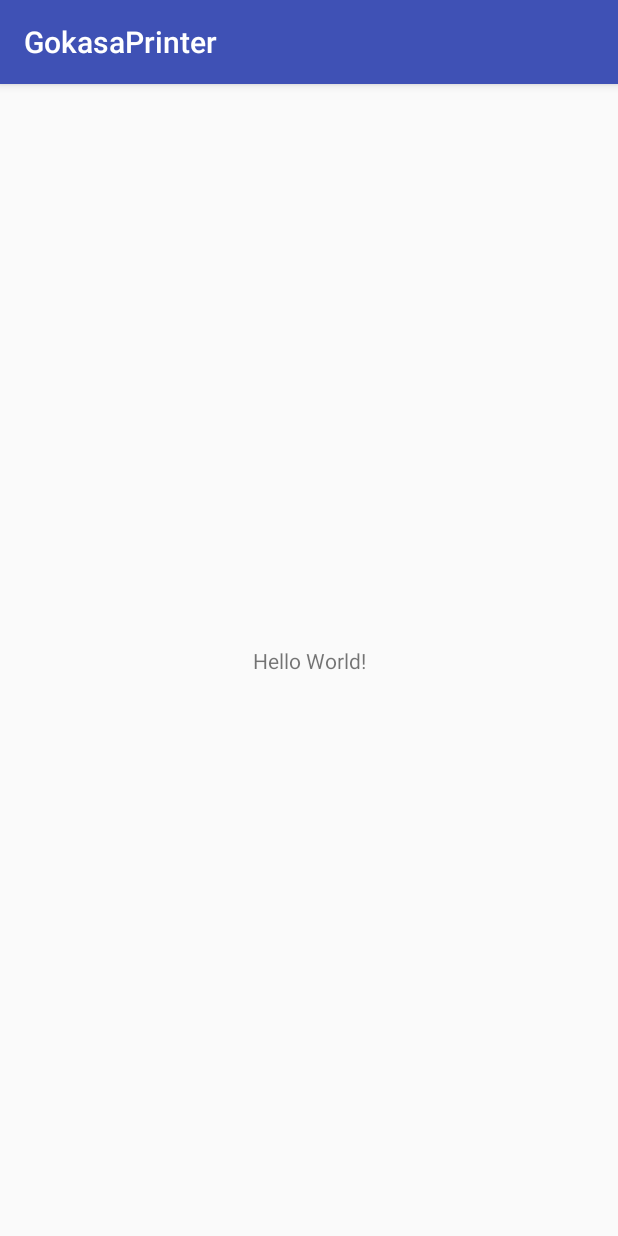
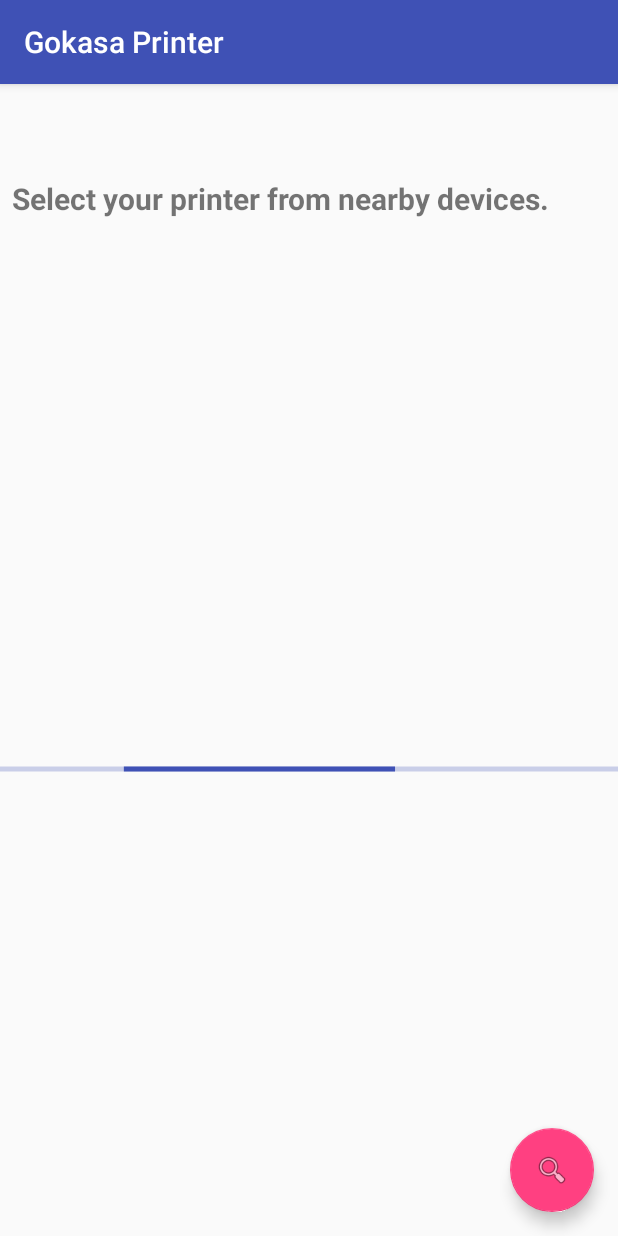
Before and after one commit to phamtdat/gokasa-printer, an Android app: the screen it shows after launch (MainActivity), on a phone screen of 412 x 824 dp. Run offline under Robolectric (Android 15) with nearby library versions, the phone set to English and light mode, and no system bars.

Commit message:
Added first UI sketch with mock scan

```diff
--- a/android/GokasaPrinter/app/build.gradle
+++ b/android/GokasaPrinter/app/build.gradle
@@ -8,7 +8,7 @@
     compileSdkVersion 27
     defaultConfig {
         applicationId "cz.gokasa.gokasaprinter"
-        minSdkVersion 26
+        minSdkVersion 21
         targetSdkVersion 27
         versionCode 1
         versionName "1.0"
@@ -26,8 +26,12 @@
     implementation fileTree(dir: 'libs', include: ['*.jar'])
     implementation"org.jetbrains.kotlin:kotlin-stdlib-jre7:$kotlin_version"
     implementation 'com.android.support:appcompat-v7:27.1.1'
+    implementation 'com.android.support:design:27.1.1'
     implementation 'com.android.support.constraint:constraint-layout:1.1.2'
     testImplementation 'junit:junit:4.12'
     androidTestImplementation 'com.android.support.test:runner:1.0.2'
     androidTestImplementation 'com.android.support.test.espresso:espresso-core:3.0.2'
+
+    implementation 'com.android.support:recyclerview-v7:27.1.1'
+    implementation 'com.android.support:cardview-v7:27.1.1'
 }
--- a/android/GokasaPrinter/app/src/main/AndroidManifest.xml
+++ b/android/GokasaPrinter/app/src/main/AndroidManifest.xml
@@ -1,6 +1,10 @@
 <?xml version="1.0" encoding="utf-8"?>
 <manifest xmlns:android="http://schemas.android.com/apk/res/android"
     package="cz.gokasa.gokasaprinter">
+
+    <uses-permission android:name="android.permission.BLUETOOTH" />
+    <uses-permission android:name="android.permission.BLUETOOTH_ADMIN" />
+    <uses-permission android:name="android.permission.ACCESS_COARSE_LOCATION" />
 
     <application
         android:allowBackup="true"
--- a/android/GokasaPrinter/app/src/main/java/cz/gokasa/gokasaprinter/MainActivity.kt
+++ b/android/GokasaPrinter/app/src/main/java/cz/gokasa/gokasaprinter/MainActivity.kt
@@ -2,11 +2,70 @@
 
 import android.support.v7.app.AppCompatActivity
 import android.os.Bundle
+import android.support.design.widget.FloatingActionButton
+import android.support.v7.widget.LinearLayoutManager
+import android.support.v7.widget.RecyclerView
+import android.util.Log
+import android.view.View
+import android.widget.ProgressBar
+import cz.gokasa.gokasaprinter.support.BluetoothDeviceListAdapter
+import cz.gokasa.gokasaprinter.support.ScanForDevicesTaskFragment
+import cz.gokasa.gokasaprinter.support.ScanForDevicesTaskFragment.DevicesScanListener
+import cz.gokasa.gokasaprinter.support.TestAdapter
 
-class MainActivity : AppCompatActivity() {
+class MainActivity : AppCompatActivity(), DevicesScanListener {
+
+    private var recyclerView: RecyclerView? = null
+    //private var adapter: BluetoothDeviceListAdapter = BluetoothDeviceListAdapter()
+    private var adapter: TestAdapter = TestAdapter()
+    private var progressBar: ProgressBar? = null
+    private var scanButton: FloatingActionButton? = null
+
+    private val TAG_SCAN_TASK_FRAGMENT = "scan_task_fragment"
+    private var scanTaskFragment: ScanForDevicesTaskFragment? = null
 
     override fun onCreate(savedInstanceState: Bundle?) {
         super.onCreate(savedInstanceState)
         setContentView(R.layout.activity_main)
+
+        scanTaskFragment = supportFragmentManager
+                .findFragmentByTag(TAG_SCAN_TASK_FRAGMENT) as? ScanForDevicesTaskFragment
+
+        if (scanTaskFragment == null) {
+            scanTaskFragment = ScanForDevicesTaskFragment()
+            supportFragmentManager.beginTransaction()
+                    .add(scanTaskFragment, TAG_SCAN_TASK_FRAGMENT).commit()
+        }
+
+        progressBar = findViewById(R.id.pb_scan_progress)
+        if(scanTaskFragment!!.taskIsRunning) {
+            progressBar?.visibility = View.VISIBLE
+        } else {
+            progressBar?.visibility = View.INVISIBLE
+        }
+
+        recyclerView = findViewById(R.id.bt_devices_list)
+        recyclerView?.layoutManager = LinearLayoutManager(this)
+        recyclerView?.adapter = adapter
+        (recyclerView?.adapter as TestAdapter).setData(scanTaskFragment!!.devices)
+
+        scanButton = findViewById(R.id.fab_scan)
+        scanButton?.setOnClickListener {
+            if(!scanTaskFragment!!.taskIsRunning) {
+                (recyclerView?.adapter as TestAdapter).setData(ArrayList())
+                scanTaskFragment?.scan()
+            } else {
+                Log.e("SCAN BUTTON", "Scan already running")
+            }
+        }
+    }
+
+    override fun onPreExecute() {
+        progressBar?.visibility = View.VISIBLE
+    }
+
+    override fun onPostExecute(result: ArrayList<String>) {
+        progressBar?.visibility = View.INVISIBLE
+        (recyclerView?.adapter as TestAdapter).setData(result)
     }
 }
--- /dev/null
+++ b/android/GokasaPrinter/app/src/main/java/cz/gokasa/gokasaprinter/support/ScanForDevicesTaskFragment.kt
@@ -0,0 +1,85 @@
+package cz.gokasa.gokasaprinter.support
+
+import android.bluetooth.BluetoothDevice
+import android.content.Context
+import android.os.AsyncTask
+import android.os.Bundle
+import android.support.v4.app.Fragment
+import cz.gokasa.gokasaprinter.R
+import java.util.*
+import kotlin.collections.ArrayList
+
+
+class ScanForDevicesTaskFragment : Fragment() {
+
+    private var listener: DevicesScanListener? = null
+
+    private var _taskIsRunning: Boolean = false
+    val taskIsRunning: Boolean
+        get() {
+            return _taskIsRunning
+        }
+
+    private var _devices: ArrayList<String> = ArrayList()
+    val devices: ArrayList<String>
+        get() {
+            return _devices
+        }
+
+    interface DevicesScanListener {
+        fun onPreExecute()
+        fun onPostExecute(result: ArrayList<String>)
+    }
+
+    override fun onCreate(savedInstanceState: Bundle?) {
+        super.onCreate(savedInstanceState)
+        this.retainInstance = true
+        ScanForDevicesTask().execute()
+    }
+
+    override fun onAttach(context: Context?) {
+        super.onAttach(context)
+        listener = activity as DevicesScanListener?
+    }
+
+    override fun onDetach() {
+        super.onDetach()
+        listener = null
+    }
+
+    fun scan() {
+        if(!_taskIsRunning) {
+            _devices = ArrayList()
+            ScanForDevicesTask().execute()
+        }
+    }
+
+    //TODO: change String to BluetoothDevice
+    inner class ScanForDevicesTask : AsyncTask<Void, Void, ArrayList<String>>() {
+
+        //private var progressBar = ProgressBar(this@ScanForDevicesTaskFragment.context,null,android.R.attr.progressBarStyleSmall)
+
+        override fun onPreExecute() {
+            super.onPreExecute()
+
+            //TODO check if app has all permissions and if BT is turned on
+            this@ScanForDevicesTaskFragment._taskIsRunning = true
+            listener?.onPreExecute()
+        }
+
+        override fun doInBackground(vararg params: Void?): ArrayList<String> {
+            //TODO scan for BT devices
+            Thread.sleep(5000)
+            val list = Arrays.asList(*resources.getStringArray(R.array.dummy_devices))
+            return ArrayList(list)
+            //return ArrayList()
+        }
+
+        override fun onPostExecute(result: ArrayList<String>) {
+            super.onPostExecute(result)
+            this@ScanForDevicesTaskFragment._taskIsRunning = false
+            this@ScanForDevicesTaskFragment._devices = result
+            listener?.onPostExecute(result)
+        }
+    }
+}
--- /dev/null
+++ b/android/GokasaPrinter/app/src/main/java/cz/gokasa/gokasaprinter/support/TestAdapter.kt
@@ -0,0 +1,50 @@
+package cz.gokasa.gokasaprinter.support
+
+import android.support.v7.widget.RecyclerView
+import android.view.LayoutInflater
+import android.view.View
+import android.view.ViewGroup
+import android.widget.TextView
+import cz.gokasa.gokasaprinter.R
+
+class TestAdapter : RecyclerView.Adapter<TestAdapter.ViewHolder>() {
+
+    private var dummyDevices: ArrayList<String>? = null
+
+    init {
+        this.dummyDevices = ArrayList()
+    }
+
+    fun setData(dummyDevices: ArrayList<String>) {
+        this.dummyDevices = dummyDevices
+        notifyDataSetChanged()
+    }
+
+    override fun onCreateViewHolder(parent: ViewGroup, viewType: Int): ViewHolder {
+        val view = LayoutInflater.from(parent.context)
+                .inflate(R.layout.bt_device_list_item, parent, false)
+        return ViewHolder(view)
+    }
+
+    override fun onBindViewHolder(holder: ViewHolder, position: Int) {
+        holder.bind(dummyDevices!![position])
+    }
+
+    override fun getItemCount(): Int {
+        return dummyDevices!!.size
+    }
+
+    inner class ViewHolder(view: View) : RecyclerView.ViewHolder(view) {
+
+        private var tvDeviceName: TextView? = null
+
+        init {
+            tvDeviceName = view.findViewById(R.id.tv_device_name)
+        }
+
+        internal fun bind(dummyDevice: String) {
+            tvDeviceName?.text = dummyDevice
+        }
+    }
+
+}
--- a/android/GokasaPrinter/app/src/main/res/layout/activity_main.xml
+++ b/android/GokasaPrinter/app/src/main/res/layout/activity_main.xml
@@ -6,13 +6,59 @@
     android:layout_height="match_parent"
     tools:context=".MainActivity">
 
-    <TextView
+    <android.support.constraint.Guideline
+        android:id="@+id/guideline"
         android:layout_width="wrap_content"
         android:layout_height="wrap_content"
-        android:text="Hello World!"
-        app:layout_constraintBottom_toBottomOf="parent"
-        app:layout_constraintLeft_toLeftOf="parent"
-        app:layout_constraintRight_toRightOf="parent"
+        android:orientation="horizontal"
+        app:layout_constraintGuide_percent=".20" />
+
+    <android.support.v7.widget.RecyclerView
+        android:id="@+id/bt_devices_list"
+        android:layout_width="match_parent"
+        android:layout_height="0dp"
+        app:layout_constraintTop_toTopOf="@+id/guideline"
+        tools:listitem="@layout/bt_device_list_item">
+
+    </android.support.v7.widget.RecyclerView>
+
+    <TextView
+        android:id="@+id/tv_header_select_printer"
+        android:layout_width="0dp"
+        android:layout_height="0dp"
+        android:layout_marginBottom="8dp"
+        android:layout_marginEnd="8dp"
+        android:layout_marginStart="8dp"
+        android:layout_marginTop="8dp"
+        android:text="@string/select_printer"
+        android:textSize="20sp"
+        android:textStyle="bold"
+        android:gravity="center_vertical"
+        app:layout_constraintBottom_toTopOf="@+id/bt_devices_list"
+        app:layout_constraintEnd_toEndOf="parent"
+        app:layout_constraintStart_toStartOf="parent"
         app:layout_constraintTop_toTopOf="parent" />
 
+    <ProgressBar
+        android:id="@+id/pb_scan_progress"
+        style="?android:attr/progressBarStyleHorizontal"
+        android:layout_width="match_parent"
+        android:layout_height="wrap_content"
+        android:layout_marginBottom="8dp"
+        android:indeterminate="true"
+        android:indeterminateTint="@color/colorPrimary"
+        android:max="100"
+        app:layout_constraintBottom_toBottomOf="parent"
+        app:layout_constraintTop_toTopOf="@+id/guideline" />
+
+    <android.support.design.widget.FloatingActionButton
+        android:id="@+id/fab_scan"
+        android:layout_width="wrap_content"
+        android:layout_height="wrap_content"
+        android:layout_marginBottom="16dp"
+        android:layout_marginEnd="16dp"
+        android:src="@android:drawable/ic_menu_search"
+        app:layout_constraintBottom_toBottomOf="parent"
+        app:layout_constraintEnd_toEndOf="parent"/>
+
 </android.support.constraint.ConstraintLayout>
--- /dev/null
+++ b/android/GokasaPrinter/app/src/main/res/values/arrays.xml
@@ -0,0 +1,20 @@
+<?xml version="1.0" encoding="utf-8"?>
+<resources>
+    <string-array name="dummy_devices">
+        <item>HTC One</item>
+        <item>ABC Printer</item>
+        <item>Mama's notebook</item>
+        <item>Ben's phone</item>
+        <item>Samsung Galaxy</item>
+        <item>HTC One 3</item>
+        <item>ABC Printer 3</item>
+        <item>Mama's notebook 3</item>
+        <item>Ben's phone 4</item>
+        <item>Samsung Galaxy 2</item>
+        <item>HTC One 11</item>
+        <item>ABC Printer e</item>
+        <item>Mama's notebook tt</item>
+        <item>Ben's phone 43</item>
+        <item>Samsung Galaxy 34</item>
+    </string-array>
+</resources>
--- a/android/GokasaPrinter/app/src/main/res/values/strings.xml
+++ b/android/GokasaPrinter/app/src/main/res/values/strings.xml
@@ -1,3 +1,4 @@
 <resources>
-    <string name="app_name">GokasaPrinter</string>
+    <string name="app_name">Gokasa Printer</string>
+    <string name="select_printer">Select your printer from nearby devices.</string>
 </resources>
```
Also changed, not shown: android/GokasaPrinter/app/src/main/java/cz/gokasa/gokasaprinter/support/BluetoothDeviceListAdapter.kt (added, +53 -0 lines), android/GokasaPrinter/app/src/main/res/layout/bt_device_list_item.xml (added, +29 -0 lines), 2 other files.
